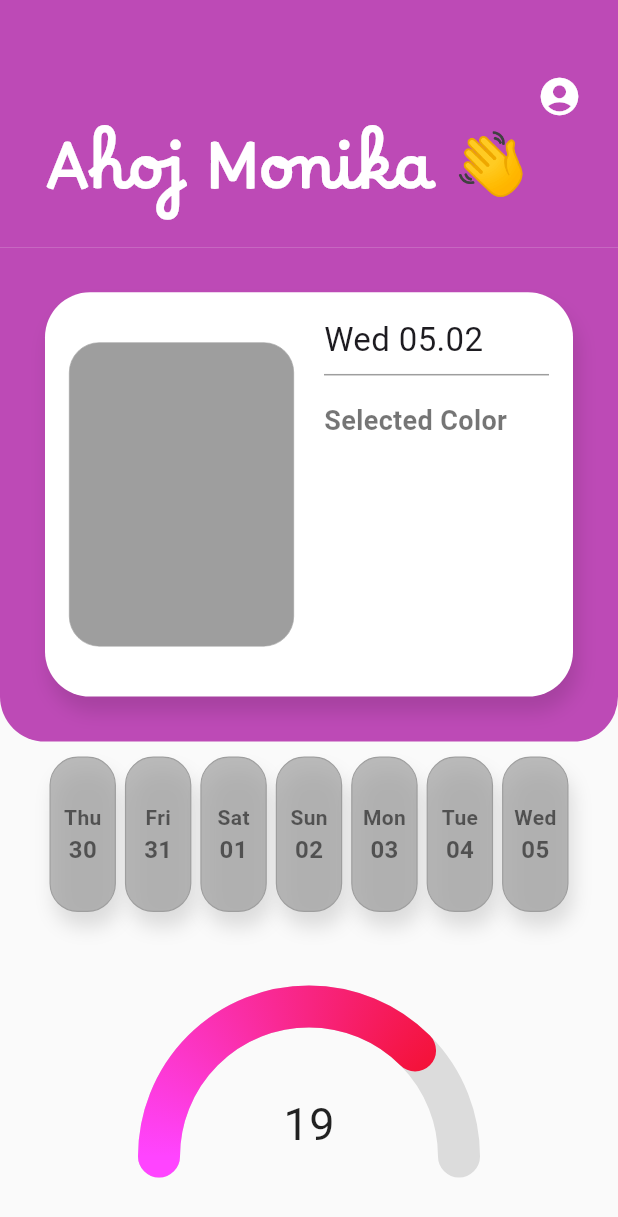
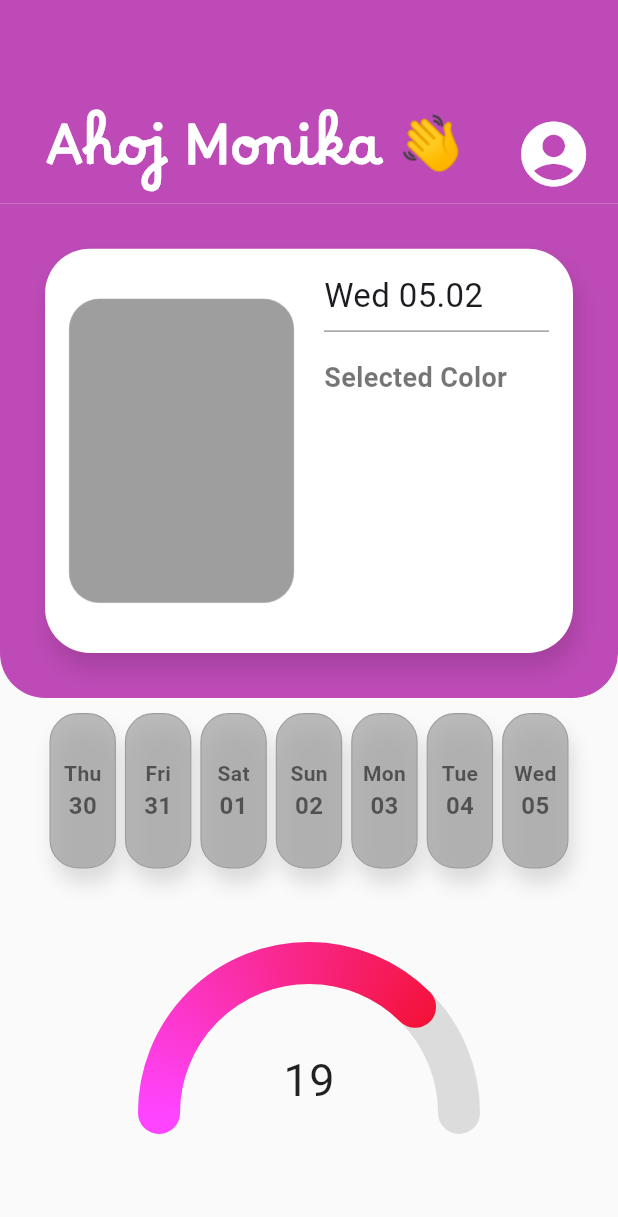
Before and after one commit to Frantisekkk/creighton, a Flutter app: the HomePage screen opened directly, on a phone screen of 412 x 824 dp. Shown: the top 1217 px of the screen. Run offline on Flutter 3.47's test engine with Material 3 defaults, Android fonts, the phone set to English and light mode, and no system bars; network calls fail; Roboto replaces fonts that are missing (Arial).

Commit message:
adjustment of the buttons and greet section

```diff
--- a/lib/pages/home.dart
+++ b/lib/pages/home.dart
@@ -39,15 +39,13 @@ class HomePage extends StatelessWidget {
                 child: Container(
                   color: const Color.fromRGBO(169, 15, 159, 0.75),
                   // height: screenHeightWithoutBottomNav * 0.2,
-                  child: Stack(
-                    children: [
-                      // Greeting text
-                      Align(
-                        alignment: Alignment.bottomLeft,
                   child: Padding(
                     padding:
-                              const EdgeInsets.only(left: 30.0, bottom: 10.0),
-                          child: Text(
+                        const EdgeInsets.only(top: 70.0, left: 30, right: 10),
+                    child: FittedBox(
+                      child: Row(
+                        children: [
+                          Text(
                             'Ahoj $userName \u{1F44B}', // 👋
                             style: TextStyle(
                               fontSize:
@@ -57,17 +55,17 @@ class HomePage extends StatelessWidget {
                               color: Colors.white,
                             ),
                           ),
-                        ),
+                          SizedBox(
+                            width: 30,
                           ),
                           // Profile icon leading to ProfilePage
-                      Positioned(
-                        top: 40,
-                        right: 15,
+                          PositionedDirectional(
+                            top: 10,
                             child: IconButton(
                               icon: const Icon(
                                 Icons.account_circle,
                                 color: Colors.white,
-                            size: 30,
+                                size: 60,
                               ),
                               onPressed: () {
                                 Navigator.push(
@@ -80,6 +78,8 @@ class HomePage extends StatelessWidget {
                             ),
                           ),
                         ],
+                      ),
+                    ),
                   ),
                 ),
               ),
--- a/lib/widgets/day_page_components/ButtonSection.dart
+++ b/lib/widgets/day_page_components/ButtonSection.dart
@@ -61,12 +61,14 @@ class ButtonSection extends StatelessWidget {
                           shape: RoundedRectangleBorder(
                             borderRadius: BorderRadius.circular(30.0),
                           ),
-                          padding: const EdgeInsets.symmetric(
-                              horizontal: 25, vertical: 12),
+                          // padding: const EdgeInsets.symmetric(
+                          // horizontal: 25, vertical: 12),
                         ),
                         onPressed: () => onPressed(
                             option), // Trigger callback with the button value
-                        child: Text(option),
+                        child: FittedBox(
+                          child: Text(option),
+                        ),
                       ),
                     ),
                   );
```
Lines whose indentation alone changed are shown as unchanged.
